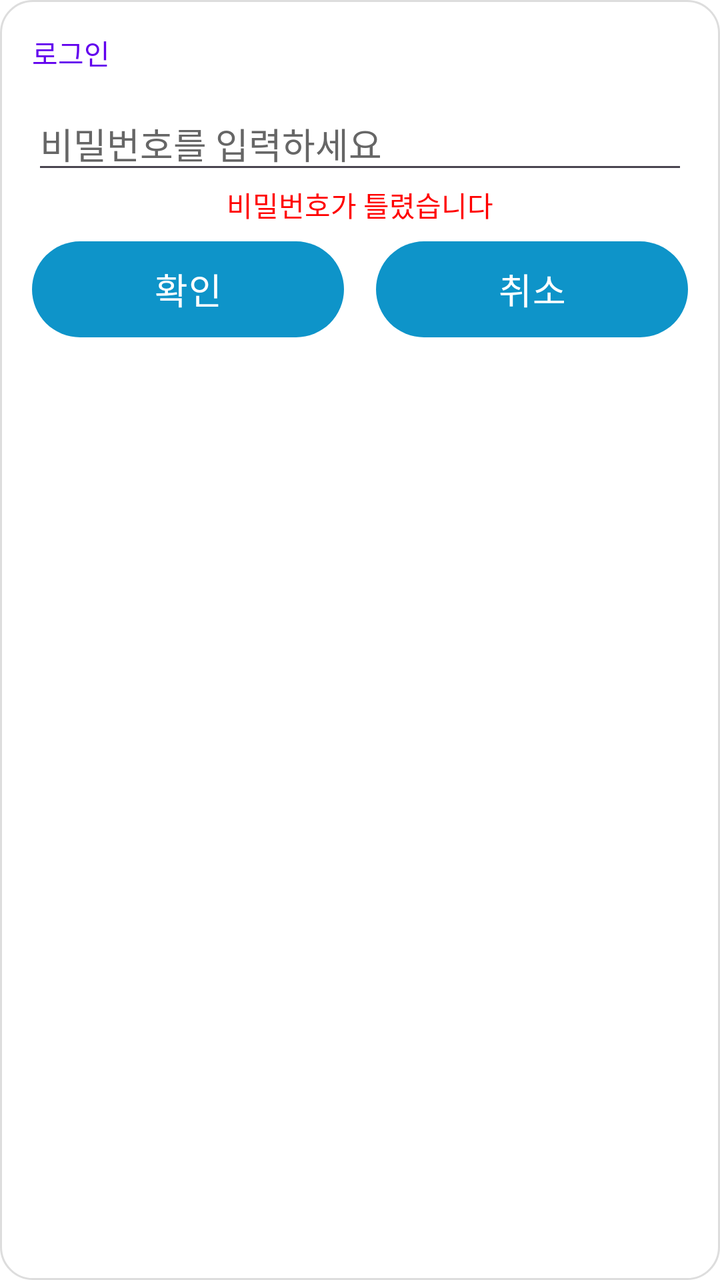
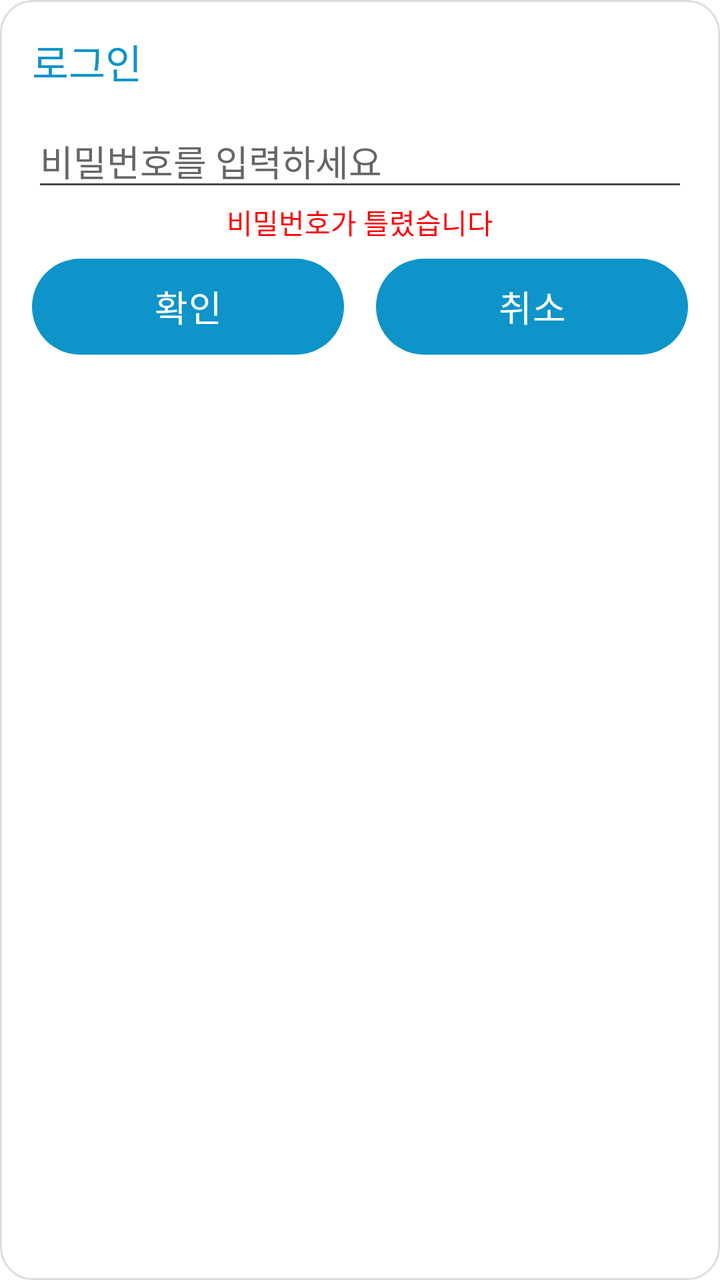

Screens rendered from an Android XML layout before and after an edit, with the pre-edit source and the edit as a unified diff.
<!-- AndroidManifest.xml: application theme Theme.MyApplication -->
<!-- res/layout/input_password_window.xml -->
<?xml version="1.0" encoding="utf-8"?>
<FrameLayout xmlns:android="http://schemas.android.com/apk/res/android"
    xmlns:app="http://schemas.android.com/apk/res-auto"
    android:layout_width="match_parent"
    android:layout_height="wrap_content"
    android:background="@drawable/rounded_button_white"
    android:padding="16dp"
    android:layout_marginBottom="16dp">

    <androidx.constraintlayout.widget.ConstraintLayout
        android:layout_width="match_parent"
        android:layout_height="wrap_content">

        <TextView
            android:id="@+id/textPassword"
            android:layout_width="0dp"
            android:layout_height="wrap_content"
            android:text="로그인"
            android:textColor="@color/text_highlight"
            app:layout_constraintTop_toTopOf="parent"
            app:layout_constraintStart_toStartOf="parent"
            app:layout_constraintEnd_toEndOf="parent"/>

        <EditText
            android:id="@+id/inputPassword"
            android:layout_width="0dp"
            android:layout_height="wrap_content"
            android:hint="비밀번호를 입력하세요"
            android:inputType="text"
            android:textColor="@color/textPrimary"
            android:textColorHint="@color/textSecondary"
            app:layout_constraintTop_toBottomOf="@id/textPassword"
            app:layout_constraintStart_toStartOf="parent"
            app:layout_constraintEnd_toEndOf="parent"
            android:layout_marginTop="12dp"/>

        <TextView
            android:id="@+id/textWarning"
            android:layout_width="0dp"
            android:layout_height="wrap_content"
            android:text="비밀번호가 틀렸습니다"
            android:gravity="center"
            android:textColor="#FF0000"
            app:layout_constraintTop_toBottomOf="@id/inputPassword"
            app:layout_constraintStart_toStartOf="parent"
            app:layout_constraintEnd_toEndOf="parent"/>

        <LinearLayout
            android:id="@+id/buttonRow"
            android:layout_width="0dp"
            android:layout_height="wrap_content"
            android:orientation="horizontal"
            android:gravity="center"
            android:layout_marginTop="8dp"
            app:layout_constraintTop_toBottomOf="@id/textWarning"
            app:layout_constraintStart_toStartOf="parent"
            app:layout_constraintEnd_toEndOf="parent">

            <Button
                android:id="@+id/loginButton"
                android:layout_width="0dp"
                android:layout_height="wrap_content"
                android:layout_weight="1"
                android:background="@drawable/rounded_button"
                android:text="확인"
                android:textColor="#FFFFFF"
                android:textSize="18sp"
                android:layout_marginEnd="8dp"/>

            <Button
                android:id="@+id/cancelButton"
                android:layout_width="0dp"
                android:layout_height="wrap_content"
                android:layout_weight="1"
                android:background="@drawable/rounded_button"
                android:text="취소"
                android:textColor="#FFFFFF"
                android:textSize="18sp"
                android:layout_marginStart="8dp"/>

        </LinearLayout>

    </androidx.constraintlayout.widget.ConstraintLayout>
</FrameLayout>
<!-- resources referenced by this layout -->
<resources>
  <color name="textPrimary">#000000</color>
  <color name="textSecondary">#666666</color>
  <color name="text_highlight">#6200EE</color>
  <!-- drawable rounded_button (drawable) -->
  <?xml version="1.0" encoding="utf-8"?>
  <shape xmlns:android="http://schemas.android.com/apk/res/android"
      android:shape="rectangle">
      <solid android:color="#9575CD" /> 
      <corners android:radius="24dp" /> 
  </shape>
  <!-- drawable rounded_button_white (drawable) -->
  <?xml version="1.0" encoding="utf-8"?>
  <shape xmlns:android="http://schemas.android.com/apk/res/android">
      <solid android:color="#FFFFFF" />
      <corners android:radius="16dp" />
      <stroke android:width="1dp" android:color="#DDDDDD" />
  </shape>
  <style name="Theme.MyApplication" parent="Base.Theme.MyApplication" />
  <style name="Base.Theme.MyApplication" parent="Theme.Material3.DayNight.NoActionBar">
          
          <item name="colorPrimary">@color/primary</item>
          <item name="colorOnPrimary">@color/textPrimary</item>
  
          <item name="android:colorBackground">@color/background</item>
          <item name="android:textColor">@color/textPrimary</item>
  
          <item name="android:statusBarColor">@color/background</item>
          <item name="android:navigationBarColor">@color/background</item>
      </style>
  <color name="primary">#0E94C9</color>
  <color name="background">#FFFFFF</color>
</resources>

<!-- the commit's change to res/layout/input_password_window.xml (unified diff, before → after) -->
@@ -16,7 +16,8 @@
             android:layout_width="0dp"
             android:layout_height="wrap_content"
             android:text="로그인"
-            android:textColor="@color/text_highlight"
+            android:textColor="@color/primary"
+            android:textSize="20sp"
             app:layout_constraintTop_toTopOf="parent"
             app:layout_constraintStart_toStartOf="parent"
             app:layout_constraintEnd_toEndOf="parent"/>
@@ -27,7 +28,7 @@
             android:layout_height="wrap_content"
             android:hint="비밀번호를 입력하세요"
             android:inputType="text"
-            android:textColor="@color/textPrimary"
+            android:textColor="@color/textSecondary"
             android:textColorHint="@color/textSecondary"
             app:layout_constraintTop_toBottomOf="@id/textPassword"
             app:layout_constraintStart_toStartOf="parent"
<!-- resource entries referenced after the edit -->
@@ -2,7 +2,6 @@
 <resources>
   <color name="textPrimary">#000000</color>
   <color name="textSecondary">#666666</color>
-  <color name="text_highlight">#6200EE</color>
   <!-- drawable rounded_button (drawable) -->
   <?xml version="1.0" encoding="utf-8"?>
   <shape xmlns:android="http://schemas.android.com/apk/res/android"
